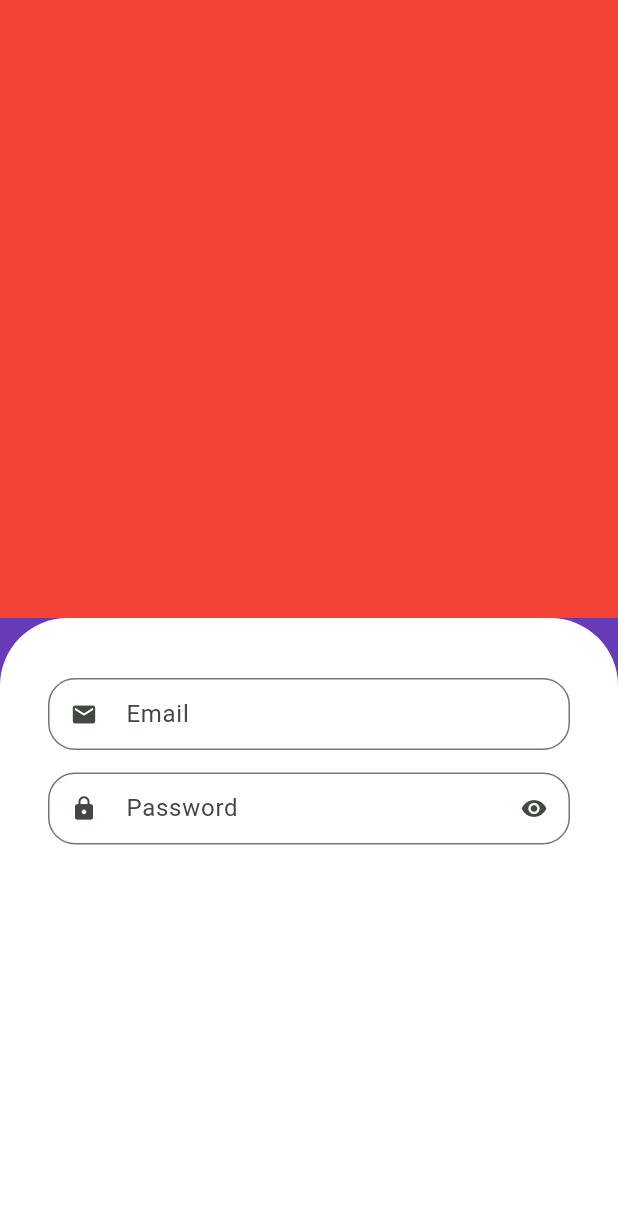
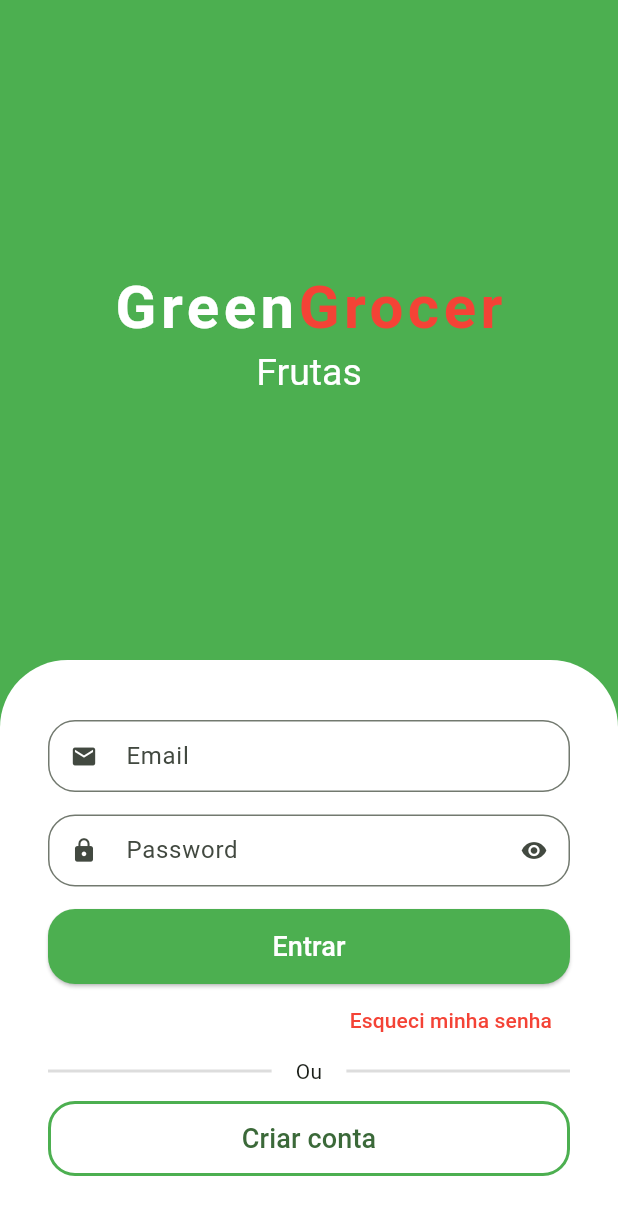
Before and after one commit to matheuspiffer/greengrocer, a Flutter app: the screen it shows after launch, on a phone screen of 412 x 824 dp. Shown: the top 1215 px of the screen. Run offline on Flutter 3.47's test engine with Material 3 defaults, Android fonts, the phone set to English and light mode, and no system bars; drawn by our look-alikes of animated_text_kit.

Commit message:
até a aula 9

```diff
--- a/lib/src/auth/sign_in_screen.dart
+++ b/lib/src/auth/sign_in_screen.dart
@@ -1,4 +1,7 @@
+import 'package:animated_text_kit/animated_text_kit.dart';
+import 'package:flutter/cupertino.dart';
 import 'package:flutter/material.dart';
+import 'package:flutter/widgets.dart';
 import 'package:greengrocer/src/auth/components/custom_text_field.dart';
 
 class SignInScreen extends StatelessWidget {
@@ -7,34 +10,146 @@ class SignInScreen extends StatelessWidget {
   @override
   Widget build(BuildContext context) {
     return Scaffold(
-      backgroundColor: Colors.deepPurple,
+      backgroundColor: Colors.green,
       body: Column(
         children: [
           Expanded(
-            child: Container(
-              color: Colors.red,
+            child: Column(
+              mainAxisAlignment: MainAxisAlignment.center,
+              children: [
+                const Text.rich(
+                  TextSpan(
+                    style: TextStyle(
+                      fontSize: 40,
+                    ),
+                    children: [
+                      TextSpan(
+                        text: "Green",
+                        style: TextStyle(
+                          fontWeight: FontWeight.bold,
+                          color: Colors.white,
+                          letterSpacing: 3,
                         ),
                       ),
-          Expanded(
-            child: Container(
+                      TextSpan(
+                        text: "Grocer",
+                        style: TextStyle(
+                          fontWeight: FontWeight.bold,
+                          color: Colors.red,
+                          letterSpacing: 3,
+                        ),
+                      )
+                    ],
+                  ),
+                ),
+                SizedBox(
+                  height: 30,
+                  child: DefaultTextStyle(
+                    style: const TextStyle(fontSize: 25, color: Colors.white),
+                    child: AnimatedTextKit(
+                      pause: Duration.zero,
+                      repeatForever: true,
+                      animatedTexts: [
+                        FadeAnimatedText("Frutas"),
+                        FadeAnimatedText("Verduras"),
+                        FadeAnimatedText("Legumes"),
+                        FadeAnimatedText("Carnes"),
+                        FadeAnimatedText("Cereais"),
+                        FadeAnimatedText("Laticíneos"),
+                      ],
+                    ),
+                  ),
+                )
+              ],
+            ),
+          ),
+          //Formulário
+          Container(
             padding: const EdgeInsets.symmetric(horizontal: 32, vertical: 40),
             decoration: const BoxDecoration(
                 color: Colors.white,
-                  borderRadius:
-                      BorderRadius.vertical(top: Radius.circular(45))),
-              child: const Column(
+                borderRadius: BorderRadius.vertical(top: Radius.circular(45))),
+            child: Column(
+              crossAxisAlignment: CrossAxisAlignment.stretch,
               children: [
                 //Email
-                  CustomTextField(label: 'Email', icon: Icons.email),
+                const CustomTextField(label: 'Email', icon: Icons.email),
                 //password
-                  CustomTextField(
+                const CustomTextField(
                   label: 'Password',
                   icon: Icons.lock,
                   isSecret: true,
-                  )
-                  // TextFormField()
+                ),
+                SizedBox(
+                  height: 50,
+                  child: ElevatedButton(
+                    style: ElevatedButton.styleFrom(
+                      backgroundColor: Colors.green,
+                      shape: RoundedRectangleBorder(
+                        borderRadius: BorderRadius.circular(18),
+                      ),
+                    ),
+                    onPressed: () {},
+                    child: const Text(
+                      "Entrar",
+                      style: TextStyle(
+                        fontSize: 18,
+                        color: Colors.white,
+                      ),
+                    ),
+                  ),
+                ),
+                Align(
+                  alignment: Alignment.centerRight,
+                  child: TextButton(
+                    onPressed: () {},
+                    child: const Text(
+                      "Esqueci minha senha",
+                      style: TextStyle(color: Colors.red),
+                    ),
+                  ),
+                ),
+                Padding(
+                  padding: const EdgeInsets.only(bottom: 10),
+                  child: Row(
+                    children: [
+                      Expanded(
+                        child: Divider(
+                          thickness: 2,
+                          color: Colors.grey.withAlpha(90),
+                        ),
+                      ),
+                      const Padding(
+                        padding: EdgeInsets.symmetric(horizontal: 16),
+                        child: Text("Ou"),
+                      ),
+                      Expanded(
+                        child: Divider(
+                          thickness: 2,
+                          color: Colors.grey.withAlpha(90),
+                        ),
+                      ),
                     ],
                   ),
+                ),
+                // TextFormField()
+                SizedBox(
+                  height: 50,
+                  child: OutlinedButton(
+                    onPressed: () {},
+                    style: OutlinedButton.styleFrom(
+                      shape: RoundedRectangleBorder(
+                        borderRadius: BorderRadius.circular(18),
+                      ),
+                      side: const BorderSide(color: Colors.green, width: 2),
+                    ),
+                    child: const Text(
+                      "Criar conta",
+                      style: TextStyle(fontSize: 18),
+                    ),
+                  ),
+                ),
+              ],
             ),
           ),
         ],
```
Also changed, not shown: pubspec.yaml (+3 -4 lines), pubspec.lock. Lines whose indentation alone changed are shown as unchanged.
